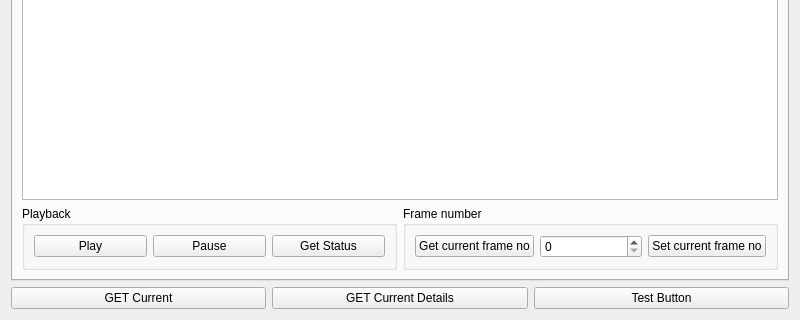
saridacloud/SARIDA-Edge-REST-API-Test-Client, file src/form.ui: the form before one commit; both pictures show x 0 to 800 and y 280 to 600 of the 800 by 600 pixel window.
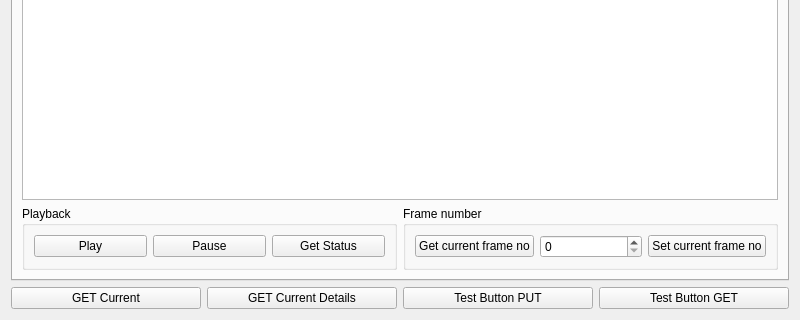
The form after the commit.

Commit message: Add test call and debug output

```diff
--- a/src/form.ui
+++ b/src/form.ui
@@ -156,7 +156,14 @@
        <item>
         <widget class="QPushButton" name="pBtnTest">
          <property name="text">
-          <string>Test Button</string>
+          <string>Test Button PUT</string>
+         </property>
+        </widget>
+       </item>
+       <item>
+        <widget class="QPushButton" name="pBtnTest_get">
+         <property name="text">
+          <string>Test Button GET</string>
          </property>
         </widget>
        </item>
```
Left out of the diff: 2 changed lines with no effect on the pictures. The commit also changes 5 other files.
